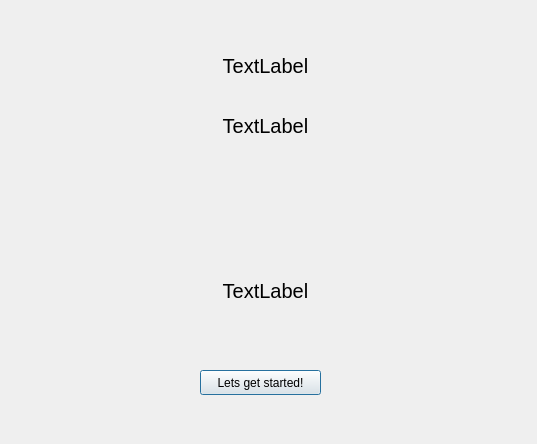
First picture: the form in welcomescreen.ui, repository Nicholas-LeBoeuf/RemoteWorkouts, before the edit.
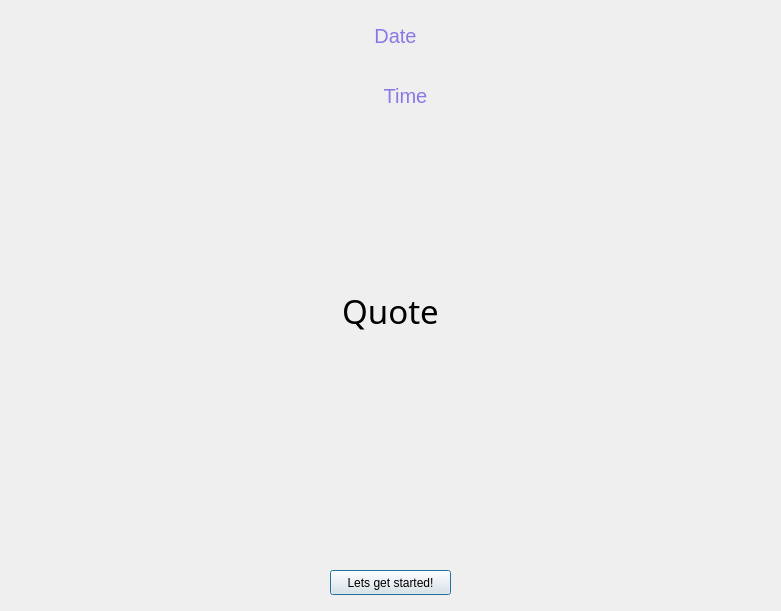
Second picture: the form after the edit. Icons and pictures are not drawn.

Commit message: welcome screen

What changed in the file:
```diff
--- a/welcomescreen.ui
+++ b/welcomescreen.ui
@@ -6,8 +6,8 @@
    <rect>
     <x>0</x>
     <y>0</y>
-    <width>537</width>
-    <height>444</height>
+    <width>781</width>
+    <height>611</height>
    </rect>
   </property>
   <property name="windowTitle">
@@ -17,25 +17,32 @@
    <iconset resource="resources.qrc">
     <normaloff>:/images/RWLogo.png</normaloff>:/images/RWLogo.png</iconset>
   </property>
+  <property name="styleSheet">
+   <string notr="true">QDialog {border-image: url(:/images/background.jpg)}
+QLabel { background: transparent; }
+</string>
+  </property>
   <widget class="QLabel" name="quote">
    <property name="geometry">
     <rect>
-     <x>30</x>
-     <y>230</y>
-     <width>471</width>
-     <height>121</height>
+     <x>110</x>
+     <y>150</y>
+     <width>561</width>
+     <height>321</height>
     </rect>
    </property>
    <property name="font">
     <font>
-     <pointsize>15</pointsize>
+     <family>Freestyle Script</family>
+     <pointsize>25</pointsize>
+     <italic>false</italic>
     </font>
    </property>
    <property name="layoutDirection">
     <enum>Qt::LeftToRight</enum>
    </property>
    <property name="text">
-    <string>TextLabel</string>
+    <string>Quote</string>
    </property>
    <property name="alignment">
     <set>Qt::AlignCenter</set>
@@ -47,8 +54,8 @@
   <widget class="QLabel" name="date">
    <property name="geometry">
     <rect>
-     <x>30</x>
-     <y>40</y>
+     <x>160</x>
+     <y>10</y>
      <width>471</width>
      <height>51</height>
     </rect>
@@ -58,8 +65,12 @@
      <pointsize>15</pointsize>
     </font>
    </property>
+   <property name="styleSheet">
+    <string notr="true">QLabel {color: rgb(139, 120, 230);}
+</string>
+   </property>
    <property name="text">
-    <string>TextLabel</string>
+    <string>Date</string>
    </property>
    <property name="alignment">
     <set>Qt::AlignCenter</set>
@@ -71,8 +82,8 @@
   <widget class="QLabel" name="time">
    <property name="geometry">
     <rect>
-     <x>80</x>
-     <y>100</y>
+     <x>220</x>
+     <y>70</y>
      <width>371</width>
      <height>51</height>
     </rect>
@@ -82,8 +93,12 @@
      <pointsize>15</pointsize>
     </font>
    </property>
+   <property name="styleSheet">
+    <string notr="true">QLabel {color: rgb(139, 120, 230);}
+</string>
+   </property>
    <property name="text">
-    <string>TextLabel</string>
+    <string>Time</string>
    </property>
    <property name="alignment">
     <set>Qt::AlignCenter</set>
@@ -95,8 +110,8 @@
   <widget class="QPushButton" name="close">
    <property name="geometry">
     <rect>
-     <x>200</x>
-     <y>370</y>
+     <x>330</x>
+     <y>570</y>
      <width>121</width>
      <height>25</height>
     </rect>
@@ -105,6 +120,30 @@
     <string>Lets get started!</string>
    </property>
   </widget>
+  <widget class="QLabel" name="whiteboard">
+   <property name="geometry">
+    <rect>
+     <x>90</x>
+     <y>140</y>
+     <width>601</width>
+     <height>361</height>
+    </rect>
+   </property>
+   <property name="text">
+    <string/>
+   </property>
+   <property name="pixmap">
+    <pixmap resource="resources.qrc">:/images/dryEraseBoard.jpg</pixmap>
+   </property>
+   <property name="scaledContents">
+    <bool>true</bool>
+   </property>
+  </widget>
+  <zorder>whiteboard</zorder>
+  <zorder>quote</zorder>
+  <zorder>date</zorder>
+  <zorder>time</zorder>
+  <zorder>close</zorder>
  </widget>
  <resources>
   <include location="resources.qrc"/>
```
The commit also changes 2 other files.
